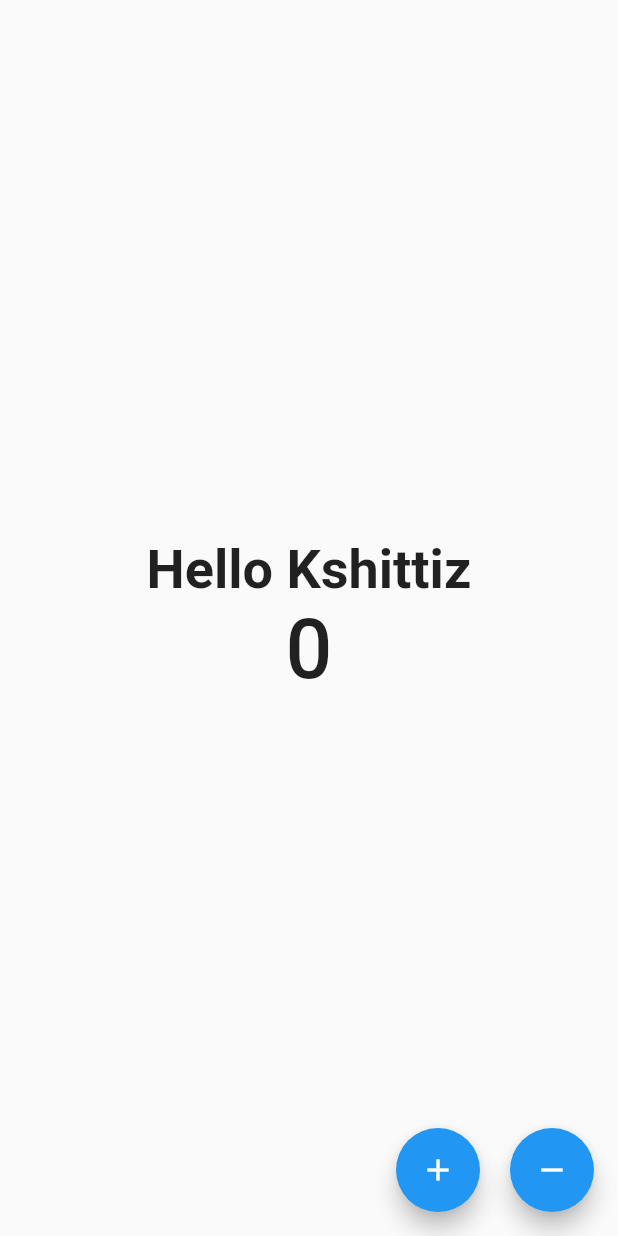
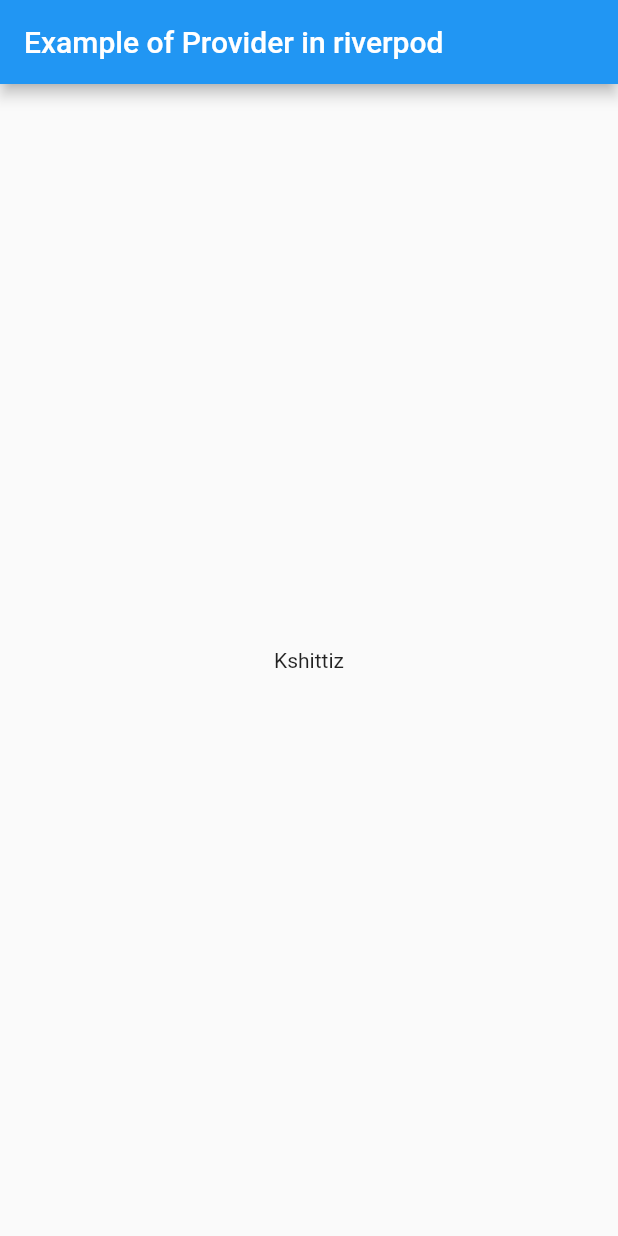
Before and after one commit to HastagKc/learning_reverpod_app, a Flutter app: the screen it shows after launch, on a phone screen of 412 x 824 dp. Run offline on Flutter 3.47's test engine with Material 2 defaults, Android fonts, the phone set to English and light mode, and no system bars; our stand-ins replace flutter_riverpod, get, riverpod.

Commit message:
restore delete file

```diff
--- a/lib/main.dart
+++ b/lib/main.dart
@@ -18,7 +18,39 @@ class Home extends StatelessWidget {
   Widget build(BuildContext context) {
     return GetMaterialApp(
       debugShowCheckedModeBanner: false,
-      home: HomePage(),
+      // home: HomePage(),
+      home: SimpleProvider(),
     );
   }
 }
+
+// learning Provider in riverpod
+
+// step one create provider if class is not to create first
+
+final nameProvider = Provider((ref) => 'Kshittiz');
+
+class SimpleProvider extends ConsumerWidget {
+  const SimpleProvider({super.key});
+
+  @override
+  Widget build(BuildContext context, WidgetRef ref) {
+    // warch provider
+
+    final name = ref.watch(nameProvider);
+    return Scaffold(
+      appBar: AppBar(
+        title: const Text('Example of Provider in riverpod'),
+      ),
+      body: SafeArea(
+        child: Container(
+          width: double.infinity,
+          height: double.infinity,
+          child: Center(
+            child: Text('$name'),
+          ),
+        ),
+      ),
+    );
+  }
+}
```
Also changed, not shown: lib/learningRiverpodDoc/simple_string_provider.dart (added, +26 -0 lines).
